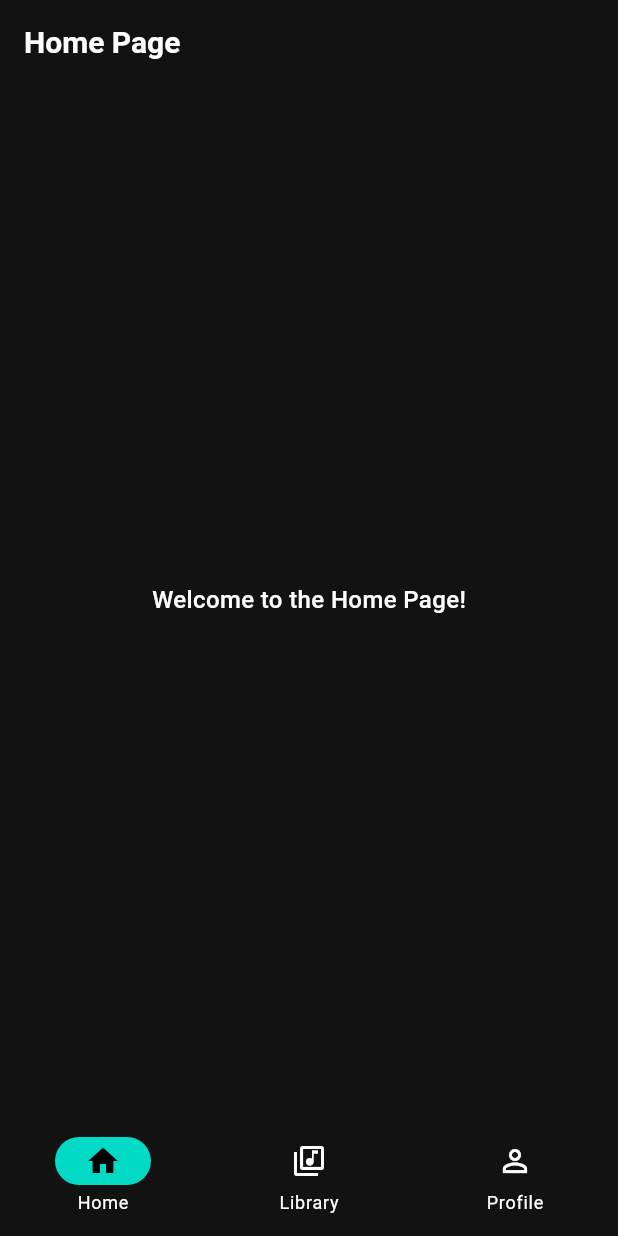
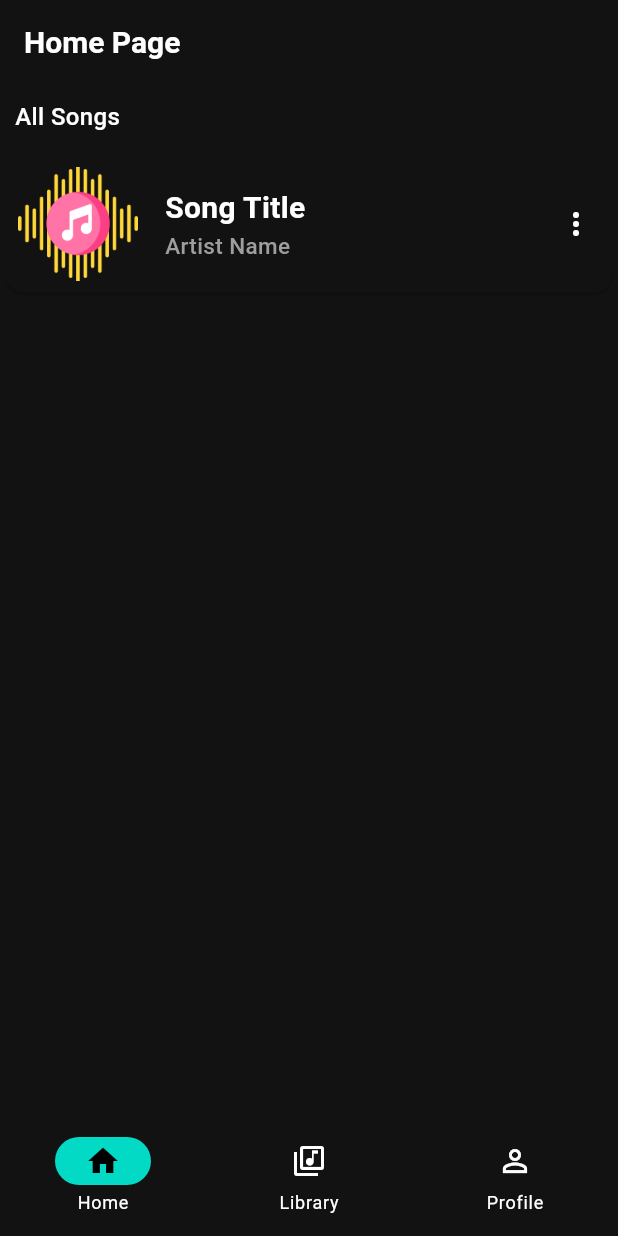
Before and after one commit to Nyi-NyiSoe/sonique-mobile, a Flutter app: the HomePage screen opened by its route, on a phone screen of 412 x 824 dp. Run offline on Flutter 3.47's test engine with Material 3 defaults, Android fonts, the phone set to English and light mode, and no system bars; our stand-ins replace flutter_bloc, flutter_dotenv, flutter_spinkit, get_it, go_router, shared_preferences; accounts and stored records are empty.

Commit message:
feat(music-card):added music card

```diff
--- a/lib/Representation/screens/home_page.dart
+++ b/lib/Representation/screens/home_page.dart
@@ -1,4 +1,5 @@
 import 'package:flutter/material.dart';
+import 'package:sonique/Representation/widgets/CustomSongCard.dart';
 
 class HomePage extends StatelessWidget {
   const HomePage({super.key});
@@ -7,7 +8,19 @@ class HomePage extends StatelessWidget {
   Widget build(BuildContext context) {
     return Scaffold(
       appBar: AppBar(title: const Text('Home Page')),
-      body: Center(child: Text('Welcome to the Home Page!')),
+      body: SingleChildScrollView(
+        child: Column(
+          crossAxisAlignment: CrossAxisAlignment.start,
+          mainAxisAlignment: MainAxisAlignment.start,
+          children: [
+            Padding(
+              padding: const EdgeInsets.all(10.0),
+              child: Text("All Songs"),
+            ),
+            Customsongcard(),
+          ],
+        ),
+      ),
     );
   }
 }
--- /dev/null
+++ b/lib/Representation/widgets/CustomSongCard.dart
@@ -0,0 +1,71 @@
+import 'package:flutter/material.dart';
+
+class Customsongcard extends StatelessWidget {
+  const Customsongcard({super.key});
+
+  @override
+  Widget build(BuildContext context) {
+    return SizedBox(
+      height: 100,
+      child: Card(
+        child: Row(
+          children: [
+            Padding(
+              padding: const EdgeInsets.all(8.0),
+              child: Image.asset(
+                'assets/images/music.png',
+                width: 80,
+                height: 80,
+                fit: BoxFit.cover,
+              ),
+            ),
+            const SizedBox(width: 10),
+            Column(
+              crossAxisAlignment: CrossAxisAlignment.start,
+              mainAxisAlignment: MainAxisAlignment.center,
+              children: [
+                const Text(
+                  'Song Title',
+                  style: TextStyle(fontSize: 20, fontWeight: FontWeight.bold),
+                ),
+                const Text(
+                  'Artist Name',
+                  style: TextStyle(fontSize: 15, color: Colors.grey),
+                ),
+              ],
+            ),
+            const Spacer(),
+            //if in playlist display check icon
+            //Icon(Icons.check_circle, color: Colors.green),
+            IconButton(onPressed: () {
+              showModalBottomSheet(
+                useRootNavigator: true,
+                context: context, builder: (context) {
+                return Container(
+                  height: 200,
+
+                  child: Column(
+                    children: [
+                      ListTile(
+                        leading: Icon(Icons.play_arrow),
+                        title: Text('Play'),
+                      ),
+                      ListTile(
+                        leading: Icon(Icons.add),
+                        title: Text('Add to Playlist'),
+                      ),
+                      ListTile(
+                        leading: Icon(Icons.info),
+                        title: Text('Song Info'),
+                      ),
+                    ],
+                  ),
+                );
+              });
+            }, icon: Icon(Icons.more_vert)),
+          ],
+        ),
+      ),
+    );
+  }
+}
```
